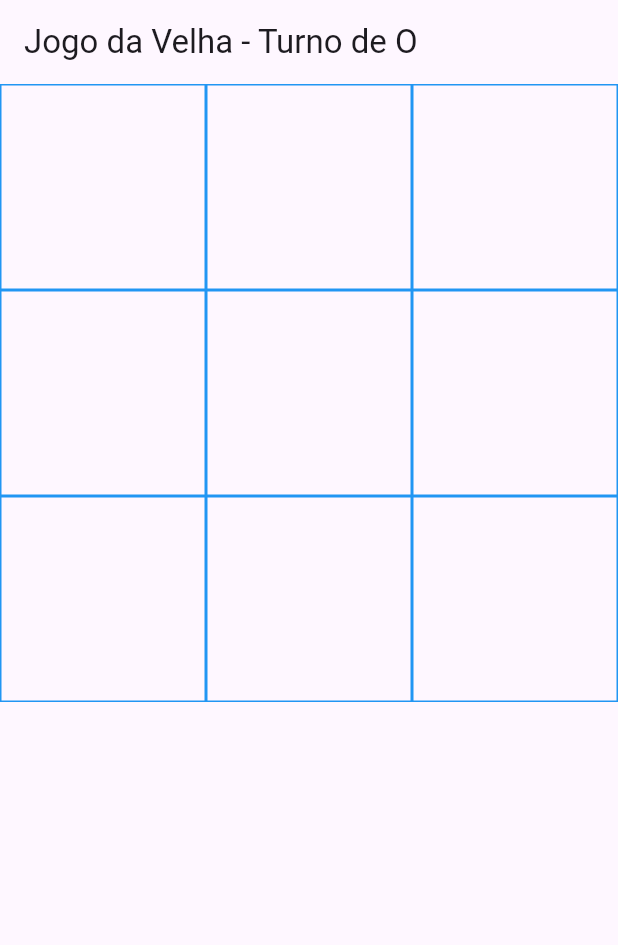
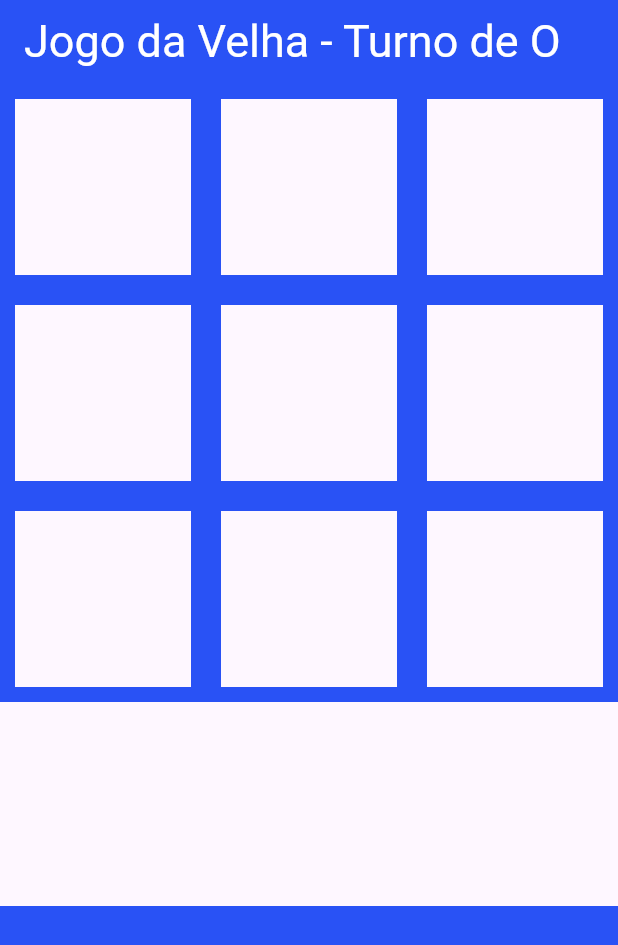
Before and after one commit to JulioMorino/SI700-dispositivos-moveis, a Flutter app: the screen it shows after launch, on a phone screen of 412 x 824 dp. Shown: the top 945 px of the screen. Run offline on Flutter 3.47's test engine with Material 3 defaults, Android fonts, the phone set to English and light mode, and no system bars.

Commit message:
atividade finalizada

```diff
--- a/aula02_jogo_da_velha/lib/home_page.dart
+++ b/aula02_jogo_da_velha/lib/home_page.dart
@@ -13,15 +13,20 @@ class _MyHomePageState extends State<MyHomePage> {
   JogoDaVelha jogo = JogoDaVelha();
   String turnoAtual = 'Turno de O';
   String vencedor = '';
+  int contaTurnos = 0;
 
   void atualizarEstado() {
     setState(() {
+      contaTurnos++;
+
       turnoAtual = 'Turno de ${jogo.obterVezDoJogador()}';
       if (jogo.verificaVencedor()) {
-        print(jogo.verificaVencedor());
         jogo.turno_atual *= -1; //pois a vitoria foi na jogada anterior
         vencedor = jogo.obterVezDoJogador();
+        print(jogo.verificaVencedor());
         criarReinicio();
+      } else if (contaTurnos == 9 && vencedor == '') {
+        criarReinicio(); //deu velha
       }
     });
   }
@@ -29,12 +34,21 @@ class _MyHomePageState extends State<MyHomePage> {
   @override
   Widget build(BuildContext context) {
     return Scaffold(
-        appBar: AppBar(title: Text('Jogo da Velha - $turnoAtual')),
+        appBar: AppBar(
+          title: Text(
+            'Jogo da Velha - $turnoAtual',
+            style: TextStyle(color: Colors.white, fontSize: 30),
+          ),
+          backgroundColor: Color.fromARGB(255, 41, 82, 245),
+        ),
         body: Center(
           child: GridView.count(
               crossAxisCount: 3, children: construirConteudo(jogo)),
         ),
-        bottomNavigationBar: criarReinicio());
+        bottomNavigationBar: Container(
+            height: 220,
+            color: Color.fromARGB(255, 41, 82, 245),
+            child: criarReinicio()));
   }
 
   construirConteudo(jogo) {
@@ -51,7 +65,7 @@ class _MyHomePageState extends State<MyHomePage> {
   }
 
   Widget criarReinicio() {
-    if (jogo.verificaVencedor()) {
+    if (contaTurnos == 9 || jogo.verificaVencedor()) {
       return Container(
           height: 200,
           child: Row(
@@ -60,23 +74,33 @@ class _MyHomePageState extends State<MyHomePage> {
               Padding(
                   padding: EdgeInsets.all(20),
                   child: Text(
-                    vencedor.isEmpty ? '' : 'Vencedor: $vencedor',
-                    style: TextStyle(fontSize: 30),
+                    vencedor.isEmpty ? 'Deu velha!' : 'Vencedor: $vencedor',
+                    style: TextStyle(fontSize: 30, color: Colors.white),
                   )),
               ElevatedButton(
                 onPressed: () {
                   setState(() {
                     jogo.reiniciar();
-                    print(jogo.tabuleiro[4]);
+                    contaTurnos = 0;
+                    turnoAtual = 'Turno de ${jogo.obterVezDoJogador()}';
+                    vencedor = '';
                   });
                 },
                 child: Text('Reiniciar Partida'),
+                style: ElevatedButton.styleFrom(
+                  foregroundColor: Color.fromARGB(255, 21, 67, 253),
+                  backgroundColor: Colors.white,
+                  textStyle:
+                      TextStyle(fontSize: 20, fontWeight: FontWeight.bold),
+                  padding: EdgeInsets.all(25),
+                ),
               ),
             ],
           ));
-    } else
-      return Container(
-        height: 50,
-      );
+    }
+
+    return Container(
+      height: 50,
+    );
   }
 }
--- a/aula02_jogo_da_velha/lib/model/jogo_da_velha.dart
+++ b/aula02_jogo_da_velha/lib/model/jogo_da_velha.dart
@@ -74,7 +74,6 @@ class JogoDaVelha {
 
   reiniciar() {
     tabuleiro.fillRange(0, tabuleiro.length, 0);
-    print(tabuleiro[4]);
     turno_atual = -1;
   }
 }
--- a/aula02_jogo_da_velha/lib/view/celula.dart
+++ b/aula02_jogo_da_velha/lib/view/celula.dart
@@ -21,13 +21,6 @@ class _CelulaState extends State<Celula> {
   late List<Widget> tabuleiro;
   String apresentacaoTurno = 'Turno de ';
 
-  //@override
-  //void initState() {
-  //  super.initState();
-  //  atualizaApresentacaoTurno();
-  //  atualizarTabuleiro();
-  //}
-
   @override
   Widget build(BuildContext context) {
     return GestureDetector(
@@ -36,14 +29,29 @@ class _CelulaState extends State<Celula> {
       },
       child: Container(
           alignment: Alignment.center,
-          decoration: BoxDecoration(border: Border.all(color: Colors.blue)),
+          decoration: BoxDecoration(
+              border: Border.all(
+                  color: Color.fromARGB(255, 41, 82, 245), width: 10)),
           child: _buildContent()),
     );
   }
 
   Widget _buildContent() {
+    if (widget.jogo.obterEstadoPosicao(widget.posicao) == 'X') {
+      return Center(
+        child: Text(
+          widget.jogo.obterEstadoPosicao(widget.posicao),
+          style: TextStyle(
+              fontSize: 40, fontWeight: FontWeight.w500, color: Colors.red),
+        ),
+      );
+    }
     return Center(
-      child: Text(widget.jogo.obterEstadoPosicao(widget.posicao)),
+      child: Text(
+        widget.jogo.obterEstadoPosicao(widget.posicao),
+        style: TextStyle(
+            fontSize: 40, fontWeight: FontWeight.w500, color: Colors.purple),
+      ),
     );
   }
 
```
Also changed, not shown: aula02_jogo_da_velha/lib/main.dart (+0 -18 lines).
